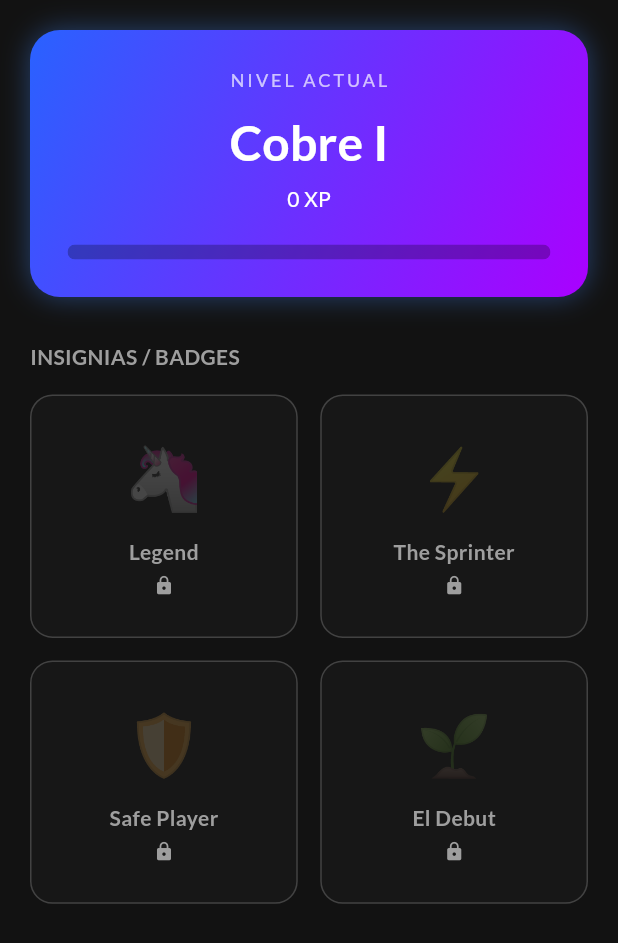
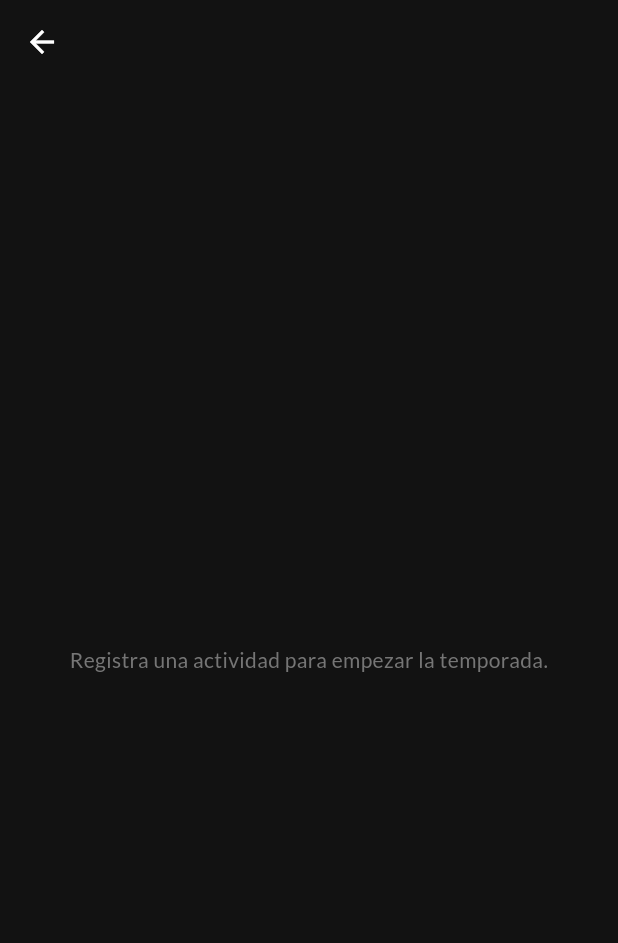
Before and after one commit to christhoval06/notch-app, a Flutter app: the TrophyRoomScreen screen opened directly, on a phone screen of 412 x 824 dp. Shown: the top 943 px of the screen. Run offline on Flutter 3.47's test engine with Material 3 defaults, Android fonts, the phone set to English and light mode, and no system bars; our stand-ins replace file_picker, fl_chart, flutter_animate, flutter_form_builder, flutter_local_notifications, flutter_secure_storage and 11 more; missing offline and left inert: encrypt; accounts and stored records are empty; statements that could not run were skipped.

Commit message:
feat(document preview)

```diff
--- /dev/null
+++ b/lib/models/monthly_progress.dart
@@ -0,0 +1,27 @@
+import 'package:hive/hive.dart';
+
+part 'monthly_progress.g.dart';
+
+@HiveType(typeId: 4)
+class MonthlyProgress extends HiveObject {
+  // ID Único del mes, ej: "2024-08"
+  @HiveField(0)
+  final String monthId;
+
+  @HiveField(1)
+  int xp;
+
+  @HiveField(2)
+  List<String> unlockedBadges;
+
+  // Para guardar el rango final cuando el mes termina
+  @HiveField(3)
+  String? finalRank;
+
+  MonthlyProgress({
+    required this.monthId,
+    this.xp = 0,
+    this.unlockedBadges = const [],
+    this.finalRank,
+  });
+}
--- a/lib/models/user_progress.dart
+++ /dev/null
@@ -1,14 +0,0 @@
-import 'package:hive/hive.dart';
-
-part 'user_progress.g.dart';
-
-@HiveType(typeId: 2)
-class UserProgress extends HiveObject {
-  @HiveField(0)
-  int currentXp; // Puntos de experiencia totales
-
-  @HiveField(1)
-  List<String> unlockedBadges; // IDs de los logros (ej: 'legend', 'sprinter')
-
-  UserProgress({this.currentXp = 0, this.unlockedBadges = const []});
-}
--- a/lib/screens/trophy_room_screen.dart
+++ b/lib/screens/trophy_room_screen.dart
@@ -1,171 +1,288 @@
 import 'package:flutter/material.dart';
 import 'package:hive_flutter/hive_flutter.dart';
-import '../models/user_progress.dart';
+import 'package:intl/intl.dart';
+import '../models/monthly_progress.dart';
 import '../utils/gamification_engine.dart';
 
-class TrophyRoomScreen extends StatelessWidget {
+class TrophyRoomScreen extends StatefulWidget {
+  @override
+  _TrophyRoomScreenState createState() => _TrophyRoomScreenState();
+}
+
+class _TrophyRoomScreenState extends State<TrophyRoomScreen> {
+  String? _selectedMonthId;
+
   @override
   Widget build(BuildContext context) {
-    final progressBox = Hive.box<UserProgress>('user_progress');
+    // Escuchamos la caja para que la UI se actualice automáticamente
+    return ValueListenableBuilder(
+      valueListenable: Hive.box<MonthlyProgress>(
+        'monthly_progress',
+      ).listenable(),
+      builder: (context, Box<MonthlyProgress> box, _) {
+        // Antes de construir la UI, llamamos a la lógica para asegurarnos de que el mes actual exista
+        return FutureBuilder<MonthlyProgress>(
+          future: GamificationEngine.getCurrentMonthlyProgress(),
+          builder: (context, snapshot) {
+            if (!snapshot.hasData || box.isEmpty) {
+              return Scaffold(
+                backgroundColor: const Color(0xFF121212),
+                appBar: AppBar(backgroundColor: Colors.transparent),
+                body: Center(
+                  child: Padding(
+                    padding: const EdgeInsets.all(40.0),
+                    child: Text(
+                      "Registra una actividad para empezar la temporada.",
+                      textAlign: TextAlign.center,
+                      style: TextStyle(color: Colors.grey[600]),
+                    ),
+                  ),
+                ),
+              );
+            }
+
+            // Lista de meses disponibles para el historial
+            final monthIds = box.values.map((p) => p.monthId).toList();
+            monthIds.sort((a, b) => b.compareTo(a)); // Más reciente primero
+            _selectedMonthId ??=
+                monthIds.first; // Seleccionar el actual por defecto
+
+            final progress = box.values.firstWhere(
+              (p) => p.monthId == _selectedMonthId,
+            );
+            final isCurrentMonth =
+                _selectedMonthId ==
+                DateFormat('yyyy-MM').format(DateTime.now());
 
             return Scaffold(
               backgroundColor: const Color(0xFF121212),
-      body: ValueListenableBuilder(
-        valueListenable: progressBox.listenable(),
-        builder: (context, Box<UserProgress> box, _) {
-          final progress = box.isNotEmpty ? box.getAt(0)! : UserProgress();
-          final levelData = GamificationEngine.getCurrentLevel(
-            progress.currentXp,
-          );
-
-          return SingleChildScrollView(
+              appBar: AppBar(
+                backgroundColor: Colors.transparent,
+                title: Text(
+                  isCurrentMonth ? "Temporada Actual 🏆" : "Historial",
+                ),
+              ),
+              body: SingleChildScrollView(
                 padding: const EdgeInsets.all(20),
                 child: Column(
+                  crossAxisAlignment: CrossAxisAlignment.start,
                   children: [
-                // 1. SECCIÓN DE NIVEL
-                Container(
+                    // 1. SELECTOR DE TEMPORADA
+                    _buildSeasonSelector(monthIds),
+                    const SizedBox(height: 25),
+
+                    // 2. PANEL DE NIVEL
+                    _buildLevelPanel(progress, isCurrentMonth),
+                    const SizedBox(height: 30),
+
+                    // 3. SECCIÓN DE INSIGNIAS
+                    const Text(
+                      "INSIGNIAS DESBLOQUEADAS",
+                      style: TextStyle(
+                        color: Colors.grey,
+                        fontWeight: FontWeight.bold,
+                        letterSpacing: 1,
+                      ),
+                    ),
+                    const SizedBox(height: 15),
+
+                    // 4. GRID DE TROFEOS
+                    _buildBadgesGrid(progress),
+                  ],
+                ),
+              ),
+            );
+          },
+        );
+      },
+    );
+  }
+
+  // --- WIDGETS AUXILIARES ---
+
+  Widget _buildSeasonSelector(List<String> monthIds) {
+    return Container(
+      padding: const EdgeInsets.symmetric(horizontal: 15),
+      decoration: BoxDecoration(
+        color: Colors.grey[900],
+        borderRadius: BorderRadius.circular(10),
+      ),
+      child: DropdownButtonHideUnderline(
+        child: DropdownButton<String>(
+          value: _selectedMonthId,
+          isExpanded: true,
+          dropdownColor: Colors.grey[800],
+          icon: Icon(Icons.arrow_drop_down, color: Colors.blueAccent),
+          style: const TextStyle(color: Colors.white, fontSize: 16),
+          items: monthIds.map((id) {
+            final date = DateFormat('yyyy-MM').parse(id);
+            final formatted = DateFormat('MMMM yyyy').format(date);
+            final isCurrent =
+                id == DateFormat('yyyy-MM').format(DateTime.now());
+            return DropdownMenuItem(
+              value: id,
+              child: Text(
+                "Temporada: $formatted ${isCurrent ? '(Actual)' : ''}",
+              ),
+            );
+          }).toList(),
+          onChanged: (value) {
+            if (value != null) setState(() => _selectedMonthId = value);
+          },
+        ),
+      ),
+    );
+  }
+
+  Widget _buildLevelPanel(MonthlyProgress progress, bool isCurrentMonth) {
+    final levelData = GamificationEngine.getCurrentLevel(progress.xp);
+
+    return Container(
       padding: const EdgeInsets.all(25),
       decoration: BoxDecoration(
         gradient: LinearGradient(
-                      colors: [
-                        Colors.blueAccent.shade700,
-                        Colors.purpleAccent.shade700,
-                      ],
+          colors: [Colors.blueAccent.shade700, Colors.purpleAccent.shade400],
           begin: Alignment.topLeft,
           end: Alignment.bottomRight,
         ),
         borderRadius: BorderRadius.circular(20),
         boxShadow: [
           BoxShadow(
-                        color: Colors.blueAccent.withOpacity(0.4),
+            color: Colors.blueAccent.withOpacity(0.3),
             blurRadius: 15,
+            offset: Offset(0, 5),
           ),
         ],
       ),
       child: Column(
         children: [
-                      const Text(
-                        "NIVEL ACTUAL",
+          Text(
+            isCurrentMonth ? "NIVEL ACTUAL" : "RANGO FINAL",
             style: TextStyle(
-                          color: Colors.white70,
+              color: Colors.white.withOpacity(0.8),
               letterSpacing: 2,
               fontSize: 12,
             ),
           ),
           const SizedBox(height: 10),
           Text(
-                        levelData['name'],
+            // Si es un mes pasado y tiene rango final, lo mostramos. Si no, calculamos el nivel.
+            isCurrentMonth
+                ? levelData['name']
+                : (progress.finalRank ?? levelData['name']),
+            textAlign: TextAlign.center,
             style: const TextStyle(
               color: Colors.white,
               fontSize: 32,
               fontWeight: FontWeight.bold,
+              shadows: [Shadow(color: Colors.black26, blurRadius: 5)],
             ),
           ),
           const SizedBox(height: 5),
           Text(
-                        "${levelData['current_total_xp']} XP",
-                        style: const TextStyle(color: Colors.white),
+            "${progress.xp} XP",
+            style: const TextStyle(color: Colors.white, fontSize: 16),
           ),
           const SizedBox(height: 20),
-                      // Barra de progreso
+
+          // Solo mostramos la barra de progreso si es la temporada actual
+          if (isCurrentMonth)
+            Column(
+              children: [
                 ClipRRect(
                   borderRadius: BorderRadius.circular(10),
                   child: LinearProgressIndicator(
                     value: levelData['progress'],
-                          minHeight: 10,
-                          backgroundColor: Colors.black26,
+                    minHeight: 12,
+                    backgroundColor: Colors.black38,
                     color: Colors.amberAccent,
+                  ),
+                ),
+                const SizedBox(height: 5),
+                Text(
+                  "Siguiente nivel en ${levelData['next_xp']} XP",
+                  style: TextStyle(
+                    color: Colors.white.withOpacity(0.8),
+                    fontSize: 10,
                   ),
                 ),
               ],
             ),
+        ],
       ),
+    );
+  }
 
-                const SizedBox(height: 30),
-                const Align(
-                  alignment: Alignment.centerLeft,
+  Widget _buildBadgesGrid(MonthlyProgress progress) {
+    // Si no hay trofeos, muestra un mensaje
+    if (GamificationEngine.badges.isEmpty) {
+      return const Center(
         child: Text(
-                    "INSIGNIAS / BADGES",
-                    style: TextStyle(
-                      color: Colors.grey,
-                      fontWeight: FontWeight.bold,
+          "No hay insignias disponibles.",
+          style: TextStyle(color: Colors.grey),
         ),
-                  ),
-                ),
-                const SizedBox(height: 15),
+      );
+    }
 
-                // 2. GRID DE TROFEOS
-                GridView.builder(
+    return GridView.builder(
       shrinkWrap: true,
       physics: const NeverScrollableScrollPhysics(),
       gridDelegate: const SliverGridDelegateWithFixedCrossAxisCount(
-                    crossAxisCount: 2,
-                    childAspectRatio: 1.1,
+        crossAxisCount: 3, // 3 por fila para que quepan más
+        childAspectRatio: 0.9,
         crossAxisSpacing: 15,
         mainAxisSpacing: 15,
       ),
       itemCount: GamificationEngine.badges.length,
       itemBuilder: (context, index) {
-                    String key = GamificationEngine.badges.keys.elementAt(
-                      index,
-                    );
-                    Map<String, String> badgeData =
-                        GamificationEngine.badges[key]!;
+        String key = GamificationEngine.badges.keys.elementAt(index);
+        Map<String, String> badgeData = GamificationEngine.badges[key]!;
         bool unlocked = progress.unlockedBadges.contains(key);
 
-                    return Container(
+        return Tooltip(
+          // Añadimos un tooltip para ver la descripción
+          message: unlocked ? badgeData['desc']! : "Bloqueado",
+          child: Container(
             decoration: BoxDecoration(
               color: unlocked
                   ? Colors.grey[900]
-                            : Colors.grey[900]!.withOpacity(0.3),
+                  : Colors.black.withOpacity(0.3),
               borderRadius: BorderRadius.circular(15),
               border: Border.all(
-                          color: unlocked
-                              ? Colors.amberAccent
-                              : Colors.grey[800]!,
+                color: unlocked ? Colors.amberAccent : Colors.grey[800]!,
                 width: unlocked ? 2 : 1,
               ),
             ),
+            child: Opacity(
+              opacity: unlocked ? 1.0 : 0.4,
               child: Column(
                 mainAxisAlignment: MainAxisAlignment.center,
                 children: [
                   Text(
                     badgeData['icon']!,
-                            style: TextStyle(
-                              fontSize: 40,
-                              color: unlocked
-                                  ? null
-                                  : Colors.grey.withOpacity(0.2),
+                    style: const TextStyle(fontSize: 36),
                   ),
-                            // El filtro de color gris es un truco visual para lo "bloqueado"
-                          ),
-                          const SizedBox(height: 10),
+                  const SizedBox(height: 8),
                   Text(
                     badgeData['name']!,
+                    textAlign: TextAlign.center,
                     style: TextStyle(
-                              color: unlocked ? Colors.white : Colors.grey,
+                      color: unlocked ? Colors.white : Colors.grey[600],
                       fontWeight: FontWeight.bold,
+                      fontSize: 12,
                     ),
                   ),
                   if (!unlocked)
                     const Padding(
-                              padding: EdgeInsets.only(top: 5),
-                              child: Icon(
-                                Icons.lock,
-                                size: 14,
-                                color: Colors.grey,
-                              ),
+                      padding: EdgeInsets.only(top: 4),
+                      child: Icon(Icons.lock, size: 12, color: Colors.grey),
                     ),
                 ],
               ),
-                    );
-                  },
             ),
-              ],
           ),
         );
       },
-      ),
     );
   }
 }
```
Also changed, not shown: lib/screens/auth_screen.dart (+8 -3 lines), lib/screens/settings_screen.dart (+8 -3 lines), lib/models/monthly_progress.g.dart (added), lib/models/user_progress.g.dart (deleted), 28 other files. Lines whose indentation alone changed are shown as unchanged.
